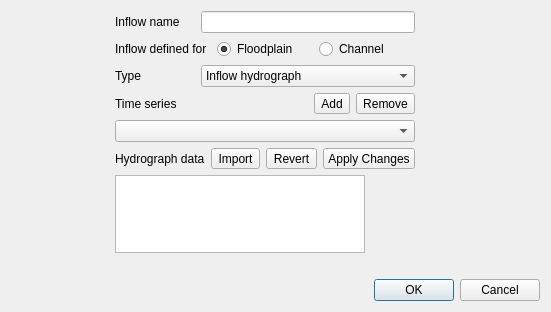
Above: flo2d/ui/inflow_editor.ui from FLO-2DSoftware/qgis-flo-2d-plugin before the change. Below: the same form after it.
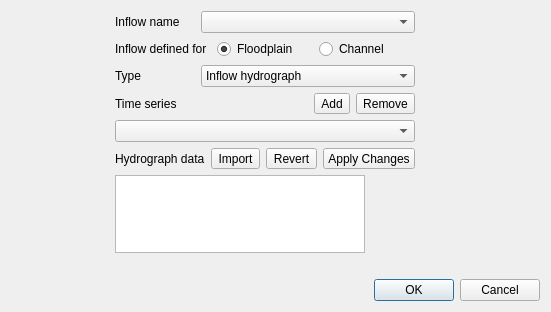
That is the form after the change.

The edit to the form file:
```diff
--- a/flo2d/ui/inflow_editor.ui
+++ b/flo2d/ui/inflow_editor.ui
@@ -71,7 +71,7 @@
            </widget>
           </item>
           <item>
-           <widget class="QLineEdit" name="nameEdit"/>
+           <widget class="QComboBox" name="inflowNameCbo"/>
           </item>
          </layout>
         </item>
```
